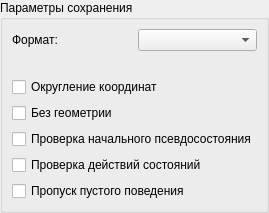
First picture: the form in dialogs/save_file_dialog.ui, repository dralex/CyberiadaHSM-Editor, before the edit.
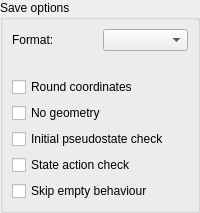
Second picture: the form after the edit.

Commit message:
English UI strings, selection-gated clipboard actions, clipboard toolbar after undo/redo
All user-facing texts, dialogs, tool names and tooltips are English via tr(); cut/copy/paste/delete enable only for a fitting selection (an SM is not copyable) and are disabled in inspector mode; the clipboard actions sit on the main toolbar right after undo/redo.

Patch:
```diff
--- a/dialogs/save_file_dialog.ui
+++ b/dialogs/save_file_dialog.ui
@@ -18,7 +18,7 @@
    <item>
     <widget class="QGroupBox" name="optionsBox">
      <property name="title">
-      <string>Параметры сохранения</string>
+      <string>Save options</string>
      </property>
      <layout class="QVBoxLayout" name="optionsLayout">
       <item>
@@ -26,7 +26,7 @@
         <item>
          <widget class="QLabel" name="formatLabel">
           <property name="text">
-           <string>Формат:</string>
+           <string>Format:</string>
           </property>
          </widget>
         </item>
@@ -55,7 +55,7 @@
          <string>Округлить координаты геометрии до целых значений</string>
         </property>
         <property name="text">
-         <string>Округление координат</string>
+         <string>Round coordinates</string>
         </property>
        </widget>
       </item>
@@ -65,7 +65,7 @@
          <string>Записать документ без геометрии; несовместимо с остальными параметрами</string>
         </property>
         <property name="text">
-         <string>Без геометрии</string>
+         <string>No geometry</string>
         </property>
        </widget>
       </item>
@@ -75,7 +75,7 @@
          <string>Проверить наличие начального псевдосостояния верхнего уровня</string>
         </property>
         <property name="text">
-         <string>Проверка начального псевдосостояния</string>
+         <string>Initial pseudostate check</string>
         </property>
        </widget>
       </item>
@@ -85,7 +85,7 @@
          <string>Проверить уникальность действий entry и exit</string>
         </property>
         <property name="text">
-         <string>Проверка действий состояний</string>
+         <string>State action check</string>
         </property>
        </widget>
       </item>
@@ -95,7 +95,7 @@
          <string>Не записывать пустое поведение действий</string>
         </property>
         <property name="text">
-         <string>Пропуск пустого поведения</string>
+         <string>Skip empty behaviour</string>
         </property>
        </widget>
       </item>
```
Left out of the diff: 12 changed lines with no effect on the pictures. The commit also changes 12 other files.
